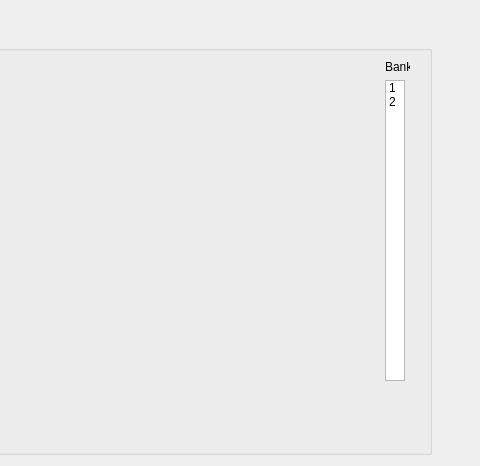
The window that MantidQt/CustomInterfaces/inc/MantidQtCustomInterfaces/EnggDiffraction/EnggDiffractionQtTabFitting.ui (mantidproject/mantid) describes before a commit, drawn with Qt 5; both pictures show x 175 to 655 and y 205 to 671 of the 655 by 671 pixel window.
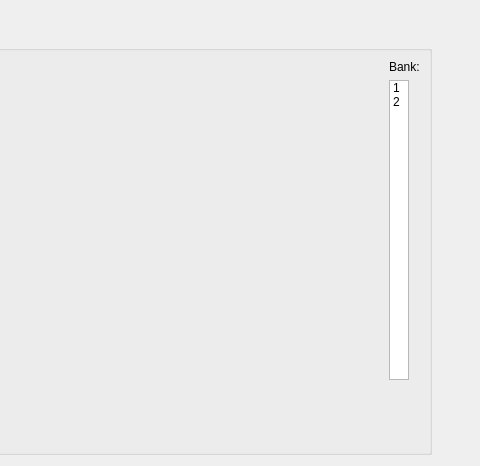
The same window after the commit. Custom widgets are drawn as their Qt base class.

Commit message:
gui preview updated and enable gui after plotting
refs #15550

What changed in the file:
```diff
--- a/MantidQt/CustomInterfaces/inc/MantidQtCustomInterfaces/EnggDiffraction/EnggDiffractionQtTabFitting.ui
+++ b/MantidQt/CustomInterfaces/inc/MantidQtCustomInterfaces/EnggDiffraction/EnggDiffractionQtTabFitting.ui
@@ -236,38 +236,32 @@
      <property name="title">
       <string>Preview</string>
      </property>
-     <layout class="QFormLayout" name="formLayout">
-      <item row="0" column="0">
+     <layout class="QGridLayout" name="gridLayout">
+      <item row="0" column="1">
+       <widget class="QLabel" name="label_qlist_bank">
+        <property name="text">
+         <string>Bank:</string>
+        </property>
+       </widget>
+      </item>
+      <item row="1" column="0">
        <widget class="QwtPlot" name="dataPlot">
         <property name="minimumSize">
          <size>
           <width>531</width>
-          <height>321</height>
+          <height>300</height>
          </size>
         </property>
        </widget>
       </item>
-      <item row="0" column="1">
+      <item row="1" column="1">
        <layout class="QVBoxLayout" name="verticalLayout_2">
-        <item>
-         <widget class="QLabel" name="label_fitting_bank_listView">
-          <property name="maximumSize">
-           <size>
-            <width>25</width>
-            <height>16777215</height>
-           </size>
-          </property>
-          <property name="text">
-           <string>Bank:</string>
-          </property>
-         </widget>
-        </item>
         <item>
          <widget class="QListWidget" name="listWidget_fitting_bank_preview">
           <property name="minimumSize">
            <size>
             <width>0</width>
-            <height>225</height>
+            <height>300</height>
            </size>
           </property>
           <property name="maximumSize">
@@ -302,8 +296,8 @@
         </item>
        </layout>
       </item>
-      <item row="1" column="1">
-       <spacer name="verticalSpacer">
+      <item row="2" column="0">
+       <spacer name="verticalSpacer_2">
         <property name="orientation">
          <enum>Qt::Vertical</enum>
         </property>
@@ -315,8 +309,8 @@
         </property>
        </spacer>
       </item>
-      <item row="1" column="0">
-       <spacer name="verticalSpacer_2">
+      <item row="2" column="1">
+       <spacer name="verticalSpacer">
         <property name="orientation">
          <enum>Qt::Vertical</enum>
         </property>
```
The commit also changes 2 other files.
